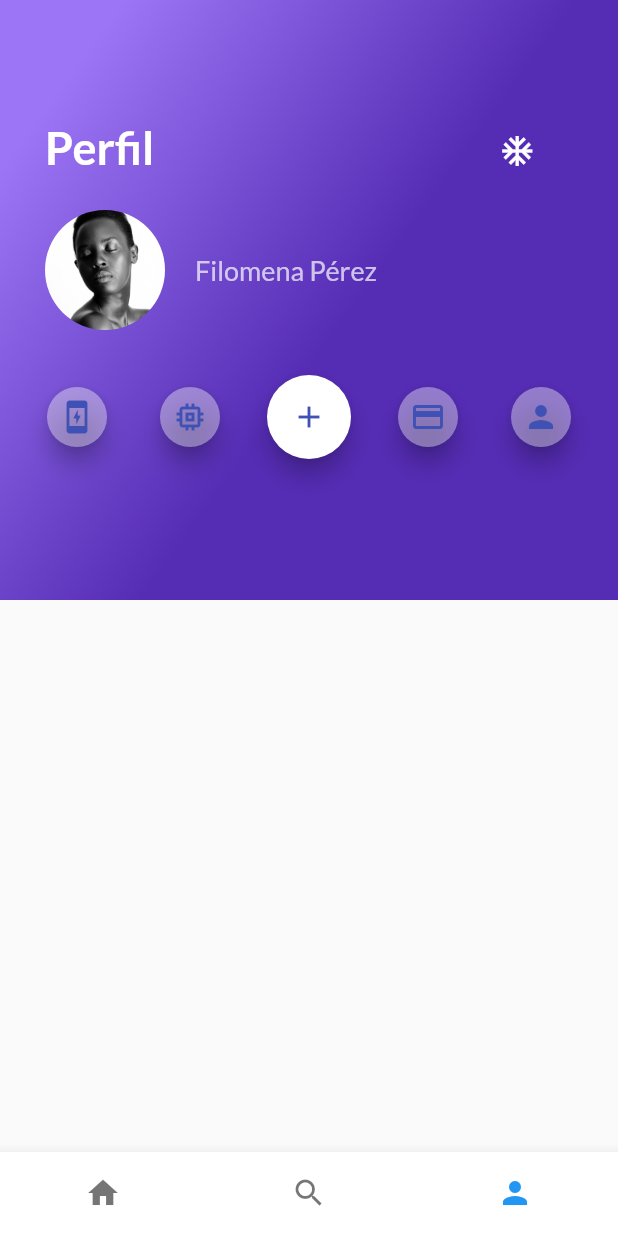
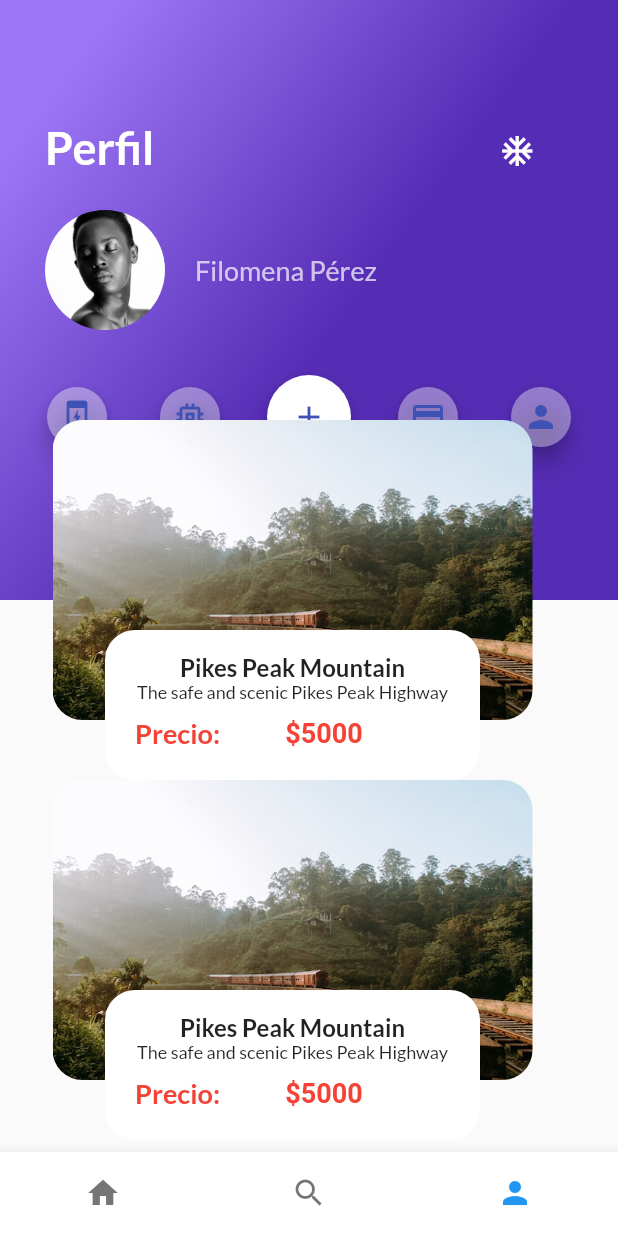
Before and after one commit to heric-hh/AppViajes, a Flutter app: the screen it shows after launch, item 3 of the bottom bar chosen, on a phone screen of 412 x 824 dp. Run offline on Flutter 3.47's test engine with Material 2 defaults, Android fonts, the light colour scheme and no system bars; our stand-ins replace google_fonts; Roboto replaces fonts that are missing (Kadwa).

Commit message:
ProfileScreen terminada

```diff
--- a/lib/screens/profile_screen.dart
+++ b/lib/screens/profile_screen.dart
@@ -1,6 +1,7 @@
 import 'package:flutter/material.dart';
 import 'package:google_fonts/google_fonts.dart';
 import 'package:viajesastales_app/screens/gradient_back.dart';
+import 'package:viajesastales_app/widgets/widgets.dart';
 
 class ProfileScreen extends StatelessWidget {
 
@@ -115,10 +116,13 @@ class ProfileScreen extends StatelessWidget {
                 ),
               ),
 
+              //* Lugares para visitar
               Container(
-                child: Stack(
-                  children: [
-
+                margin: EdgeInsets.only(top: 280, left: 35),
+                child: ListView(
+                  children: const [
+                    place_details(),
+                    place_details(),
                   ]
                 ),
               )
@@ -128,3 +132,23 @@ class ProfileScreen extends StatelessWidget {
     );
   }
 }
+
+class place_details extends StatelessWidget {
+  const place_details({
+    Key? key,
+  }) : super(key: key);
+
+  @override
+  Widget build(BuildContext context) {
+    return Stack(
+      children: const [
+        CardImageDescription(
+          descripcionLugar: 'The safe and scenic Pikes Peak Highway',
+          precioLugar: '\$5000',
+          rutaImagen: 'assets/img/place2.jpg',
+          tituloLugar: 'Pikes Peak Mountain',
+        ),
+      ]
+    );
+  }
+}
--- a/lib/widgets/card_image_description.dart
+++ b/lib/widgets/card_image_description.dart
@@ -0,0 +1,88 @@
+import 'package:flutter/material.dart';
+import 'package:google_fonts/google_fonts.dart';
+
+class CardImageDescription extends StatelessWidget {
+  const CardImageDescription({super.key, required this.rutaImagen, required this.tituloLugar, required this.descripcionLugar, required this.precioLugar});
+
+  final String rutaImagen;
+  final String tituloLugar;
+  final String descripcionLugar;
+  final String precioLugar;
+
+  @override
+  Widget build(BuildContext context) {
+    final imageCard = Container(
+      width: 320,
+      height: 200,
+      decoration: BoxDecoration(
+        image: DecorationImage(
+          image: AssetImage(rutaImagen),
+          fit: BoxFit.cover
+          ),
+        borderRadius: const BorderRadius.all(Radius.circular(20))
+      ),
+    );
+
+    return Stack(
+      children: [
+        imageCard,
+        Container(
+          margin: const EdgeInsets.only(top: 140, left: 35),
+          child: _PlaceDescription(
+            tituloLugar: tituloLugar,
+            descripcionLugar: descripcionLugar,
+            precioLugar: precioLugar,
+          ),
+        ),
+      ],
+    );
+  }
+}
+
+class _PlaceDescription extends StatelessWidget {
+  const _PlaceDescription({required this.tituloLugar, required this.precioLugar, required this.descripcionLugar});
+
+  final String tituloLugar;
+  final String descripcionLugar;
+  final String precioLugar;
+
+  @override
+  Widget build(BuildContext context) {
+    return Container(
+      padding: const EdgeInsets.symmetric(vertical: 15),
+      width: 250,
+      height: 100,
+      decoration: const BoxDecoration(
+        borderRadius: BorderRadius.all(Radius.circular(20)),
+        color: Colors.white
+      ),
+      child: Column(
+        children: [
+          //* Titulo del lugar
+          Text(tituloLugar, style: GoogleFonts.lato(fontSize: 16, fontWeight: FontWeight.bold),),
+
+          //* Descripcion del lugar
+          Container(
+            child: Column(
+              children: [
+                Text(descripcionLugar, style: GoogleFonts.lato(fontSize: 12),),
+
+                //* Precio del lugar
+                Container(
+                  padding: const EdgeInsets.only(left: 20, top: 10),
+                  child: Row(
+                    children: [
+                      Text('Precio: ', style: GoogleFonts.lato(fontWeight: FontWeight.bold, color: Colors.red, fontSize: 18),),
+                      const SizedBox(width: 40,),
+                      Text(precioLugar, style: GoogleFonts.kadwa(fontSize: 18, color: Colors.red, fontWeight: FontWeight.bold),),
+                    ],
+                  ),
+                )
+              ],
+            ),
+          )
+        ],
+      ),
+    );
+  }
+}
--- /dev/null
+++ b/lib/widgets/widgets.dart
@@ -0,0 +1 @@
+export 'package:viajesastales_app/widgets/card_image_description.dart';
```
